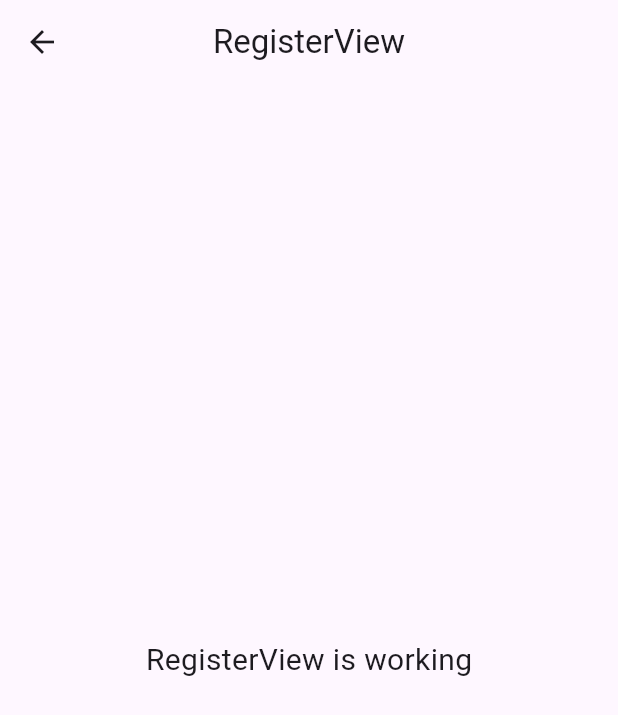
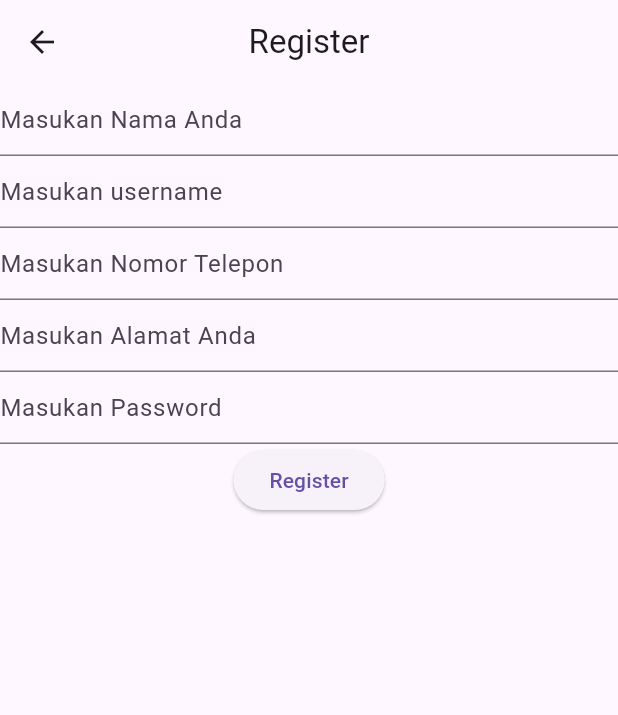
Before and after one commit to audysaja/peminjam_perpustakaan_app, a Flutter app: the RegisterView screen opened by its route, on a phone screen of 412 x 824 dp. Shown: the top 715 px of the screen. Run offline on Flutter 3.47's test engine with Material 3 defaults, Android fonts, the phone set to English and light mode, and no system bars; our stand-ins replace dio, get, get_storage, pretty_dio_logger; accounts and stored records are empty.

Commit message:
Login register

```diff
--- /dev/null
+++ b/lib/app/data/constant/endpoint.dart
@@ -0,0 +1,9 @@
+class Endpoint {
+  static const String baseUrlApi = "https://api-perpustakaan.abadjayasenantiasa.com/api/v1/user/";
+
+
+  static const String register = "${baseUrlApi}register";
+  static const String login = "${baseUrlApi}login";
+  static const String book = "${baseUrlApi}book";
+  static const String pinjam = "${baseUrlApi}pinjam";
+}
--- /dev/null
+++ b/lib/app/data/provider/storange_provider.dart
@@ -0,0 +1,28 @@
+import 'package:get_storage/get_storage.dart';
+
+
+class StorageProvider {
+  static write(key, String value) async {
+    await GetStorage().write(key, value);
+  }
+
+
+  static String read(key) {
+    try {
+      return GetStorage().read(key);
+    } catch (e) {
+      return "";
+    }
+  }
+
+
+  static void clearAll() {
+    GetStorage().erase();
+  }
+}
+
+
+class StorageKey {
+  static const String status = "status";
+  static const String idUser = "idUser";
+}
--- a/lib/app/modules/register/controllers/register_controller.dart
+++ b/lib/app/modules/register/controllers/register_controller.dart
@@ -1,7 +1,22 @@
+import 'package:dio/dio.dart' as dio;
+import 'package:flutter/cupertino.dart';
+import 'package:flutter/material.dart';
 import 'package:get/get.dart';
+import 'package:peminjam_perpustakaan_app/app/data/constant/endpoint.dart';
+import 'package:peminjam_perpustakaan_app/app/data/provider/api_provider.dart';
+import 'package:peminjam_perpustakaan_app/app/data/provider/storange_provider.dart';
+import 'package:peminjam_perpustakaan_app/app/routes/app_pages.dart';
+
+import '../../../data/provider/storange_provider.dart';
 
 class RegisterController extends GetxController {
-  //TODO: Implement RegisterController
+  final GlobalKey<FormState> formKey = GlobalKey<FormState>();
+  final TextEditingController nameController = TextEditingController();
+  final TextEditingController usernameController = TextEditingController();
+  final TextEditingController notlpnController = TextEditingController();
+  final TextEditingController alamatController = TextEditingController();
+  final TextEditingController passwordController = TextEditingController();
+  //TODO: Implement registerController
 
   final count = 0.obs;
   @override
@@ -12,6 +27,10 @@ class RegisterController extends GetxController {
   @override
   void onReady() {
     super.onReady();
+    String status = StorageProvider.read(StorageKey.status);
+    if (status == "Logged"){
+      Get.offAllNamed(Routes.HOME);
+    }
   }
 
   @override
@@ -20,4 +39,31 @@ class RegisterController extends GetxController {
   }
 
   void increment() => count.value++;
+
+  final loadingRegister = false.obs;
+  register() async {
+    loadingRegister(true);
+    try{
+      FocusScope.of(Get.context!).unfocus();
+      formKey.currentState?.save();
+      if (formKey.currentState!.validate()){
+        final response = await ApiProvider.instance().post(Endpoint.register,
+            data: dio.FormData.fromMap(
+                {"nama": usernameController.text.toString(), "username": usernameController.text.toString(), "telp": usernameController.text.toString(),"alamat": usernameController.text.toString(), "password": passwordController.text.toString()}));
+        if (response.statusCode == 201){
+          Get.back();
+        } else {
+          Get.snackbar("Sorry", "Login Gagal", backgroundColor: Colors.orange);
+        }
+      }
+      loadingRegister(false);
+    } on dio.DioException catch (e){
+      loadingRegister(false);
+      Get.snackbar("Sorry", e.message ?? "", backgroundColor: Colors.red);
+    } catch (e) {
+      loadingRegister(false);
+      Get.snackbar("Error", e.toString(), backgroundColor: Colors.red);
+      throw Exception('Error: $e');
+    }
+  }
 }
--- a/lib/app/modules/register/views/register_view.dart
+++ b/lib/app/modules/register/views/register_view.dart
@@ -6,19 +6,74 @@ import '../controllers/register_controller.dart';
 
 class RegisterView extends GetView<RegisterController> {
   const RegisterView({Key? key}) : super(key: key);
+
   @override
   Widget build(BuildContext context) {
     return Scaffold(
       appBar: AppBar(
-        title: const Text('RegisterView'),
+        title: const Text('Register'),
         centerTitle: true,
       ),
-      body: const Center(
-        child: Text(
-          'RegisterView is working',
-          style: TextStyle(fontSize: 20),
-        ),
-      ),
+      body: Center(
+          child: Form(key: controller.formKey,
+            child: Column(
+              children: [
+                TextFormField(
+                  controller: controller.nameController,
+                  decoration: InputDecoration(hintText: "Masukan Nama Anda"),
+                  validator: (value) {
+                    if (value!.isEmpty) {
+                      return "Nama tidak boleh kosong";
+                    }
+                    return null;
+                  },
+                ),TextFormField(
+                  controller: controller.usernameController,
+                  decoration: InputDecoration(hintText: "Masukan username"),
+                  validator: (value) {
+                    if (value!.isEmpty) {
+                      return "username tidak boleh kosong";
+                    }
+                    return null;
+                  },
+                ),TextFormField(
+                  controller: controller.notlpnController,
+                  decoration: InputDecoration(hintText: "Masukan Nomor Telepon"),
+                  validator: (value) {
+                    if (value!.isEmpty) {
+                      return "No.telfon tidak boleh kosong";
+                    }
+                    return null;
+                  },
+                ),TextFormField(
+                  controller: controller.alamatController,
+                  decoration: InputDecoration(hintText: "Masukan Alamat Anda"),
+                  validator: (value) {
+                    if (value!.isEmpty) {
+                      return "Aamat tidak boleh kosong";
+                    }
+                    return null;
+                  },
+                ),
+                TextFormField(
+                  controller: controller.passwordController,
+                  decoration: InputDecoration(hintText: "Masukan Password"),
+                  validator: (value) {
+                    if (value!.isEmpty) {
+                      return "Password tidak boleh kosong";
+                    }
+                    return null;
+                  },
+                ),
+                Obx(() =>
+                controller.loadingRegister.value?
+                CircularProgressIndicator():
+                ElevatedButton(onPressed: () {
+                  controller.register();
+                }, child: Text("Register")))
+              ],
+            ),
+          )),
     );
   }
 }
--- a/lib/app/routes/app_pages.dart
+++ b/lib/app/routes/app_pages.dart
@@ -6,6 +6,8 @@ import '../modules/home/bindings/home_binding.dart';
 import '../modules/home/views/home_view.dart';
 import '../modules/login/bindings/login_binding.dart';
 import '../modules/login/views/login_view.dart';
+import '../modules/register/bindings/register_binding.dart';
+import '../modules/register/views/register_view.dart';
 import '../modules/peminjaman/bindings/peminjaman_binding.dart';
 import '../modules/peminjaman/views/peminjaman_view.dart';
 import '../modules/register/bindings/register_binding.dart';
@@ -16,7 +18,7 @@ part 'app_routes.dart';
 class AppPages {
   AppPages._();
 
-  static const INITIAL = Routes.HOME;
+  static const INITIAL = Routes.LOGIN;
 
   static final routes = [
     GetPage(
--- a/pubspec.yaml
+++ b/pubspec.yaml
@@ -11,6 +11,7 @@ dependencies:
   dio: 5.4.0
   pretty_dio_logger: 1.3.1
   get_storage: ^2.1.1
+  intl: 0.19.0
   flutter:
     sdk: flutter
 
```
Also changed, not shown: lib/app/data/model/response_book.dart (added, +120 -0 lines), lib/app/data/model/response_login.dart (added, +84 -0 lines), lib/app/data/model/response_pinjam.dart (added, +211 -0 lines), lib/app/data/provider/api_provider.dart (added, +22 -0 lines), lib/app/modules/login/controllers/login_controller.dart (+49 -0 lines), lib/app/modules/login/views/login_view.dart (+42 -6 lines), pubspec.lock.
